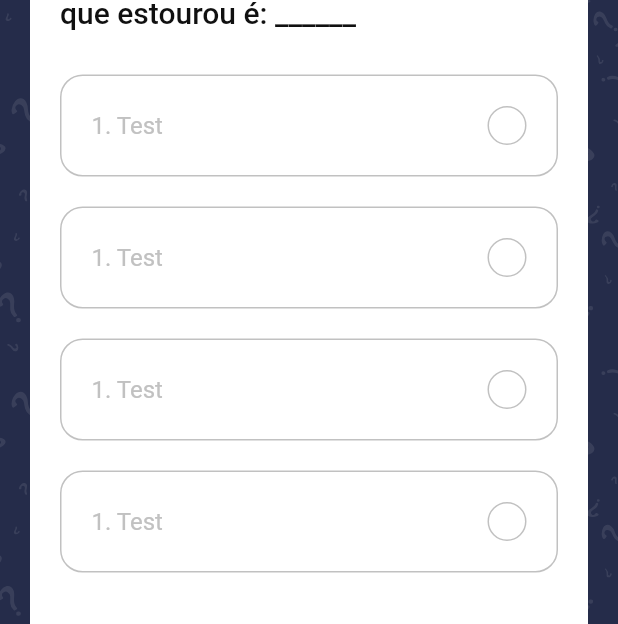
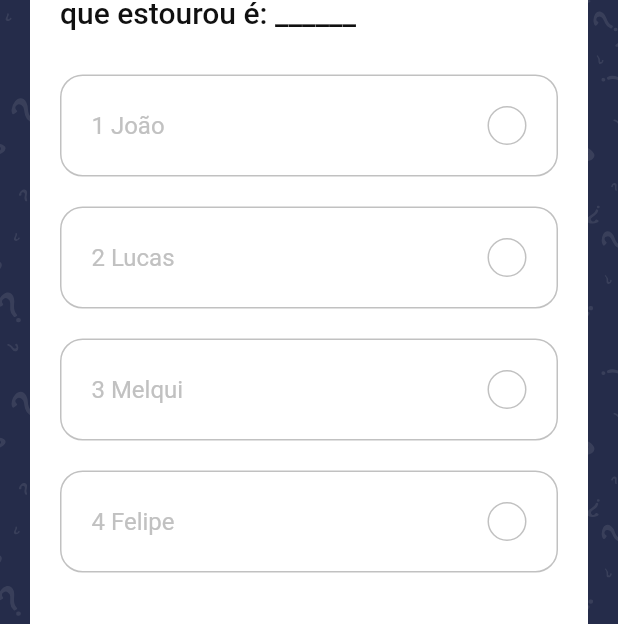
Before and after one commit to matheus2-andrade/QuizApp-Flutter, a Flutter app: the screen it shows after launch, on a phone screen of 412 x 824 dp. Shown: the part 350-974 px from the top of the screen. Run offline on Flutter 3.47's test engine with Material 2 defaults, Android fonts, the phone set to English and light mode, and no system bars; our stand-ins replace flutter_svg, get.

Commit message:
Now get the questions and answers from model

```diff
--- a/lib/controllers/question_controller.dart
+++ b/lib/controllers/question_controller.dart
@@ -16,7 +16,7 @@ class QuestionController extends GetxController
           answer: question['answer_index']))
       .toList();
 
-  List<Question> get questions => this.questions;
+  List<Question> get questions => this._questions;
 
   @override
   void onInit() {
--- a/lib/screens/quiz/components/body.dart
+++ b/lib/screens/quiz/components/body.dart
@@ -1,7 +1,9 @@
 import 'package:flutter/material.dart';
 import 'package:flutter/rendering.dart';
 import 'package:flutter_svg/svg.dart';
+import 'package:get/get.dart';
 import 'package:quiz_app/constants.dart';
+import 'package:quiz_app/controllers/question_controller.dart';
 import 'package:quiz_app/models/Questions.dart';
 import 'package:quiz_app/screens/quiz/components/progress_bar.dart';
 import 'package:quiz_app/screens/quiz/components/question_card.dart';
@@ -13,6 +15,7 @@ class Body extends StatelessWidget {
 
   @override
   Widget build(BuildContext context) {
+    QuestionController _questionController = Get.put(QuestionController());
     return Stack(
       fit: StackFit.expand,
       children: [
@@ -25,14 +28,16 @@ class Body extends StatelessWidget {
             crossAxisAlignment: CrossAxisAlignment.start,
             children: [
               Padding(
-                padding: const EdgeInsets.symmetric(horizontal: kDefaultPadding),
+                padding:
+                    const EdgeInsets.symmetric(horizontal: kDefaultPadding),
                 child: ProgressBar(),
               ),
               SizedBox(
                 height: kDefaultPadding,
               ),
               Padding(
-                padding: const EdgeInsets.symmetric(horizontal: kDefaultPadding),
+                padding:
+                    const EdgeInsets.symmetric(horizontal: kDefaultPadding),
                 child: Text.rich(
                   TextSpan(
                       text: "Questão 1",
@@ -56,7 +61,11 @@ class Body extends StatelessWidget {
               SizedBox(
                 height: kDefaultPadding,
               ),
-              Expanded(child: PageView.builder(itemBuilder: (context, index) => QuestionCard(),
+              Expanded(
+                  child: PageView.builder(
+                itemCount: _questionController.questions.length,
+                itemBuilder: (context, index) => QuestionCard(
+                    question: _questionController.questions[index]),
               ))
             ],
           ),
--- a/lib/screens/quiz/components/options.dart
+++ b/lib/screens/quiz/components/options.dart
@@ -5,11 +5,20 @@ import '../../../constants.dart';
 class Option extends StatelessWidget {
   const Option({
     Key key,
+    @required this.text,
+    @required this.index,
+    @required this.press,
   }) : super(key: key);
+
+  final String text;
+  final int index;
+  final VoidCallback press;
 
   @override
   Widget build(BuildContext context) {
-    return Container(
+    return InkWell(
+      onTap: press,
+      child: Container(
         margin: EdgeInsets.only(top: kDefaultPadding),
         padding: EdgeInsets.all(kDefaultPadding),
         decoration: BoxDecoration(
@@ -20,7 +29,7 @@ class Option extends StatelessWidget {
           mainAxisAlignment: MainAxisAlignment.spaceBetween,
           children: [
             Text(
-            "1. Test",
+              "${index + 1} $text",
               style: TextStyle(color: kGrayColor, fontSize: 16),
             ),
             Container(
@@ -32,6 +41,7 @@ class Option extends StatelessWidget {
             )
           ],
         ),
+      ),
     );
   }
 }
--- a/lib/screens/quiz/components/question_card.dart
+++ b/lib/screens/quiz/components/question_card.dart
@@ -7,30 +7,32 @@ import '../../../constants.dart';
 class QuestionCard extends StatelessWidget {
   const QuestionCard({
     Key key,
+    @required this.question,
   }) : super(key: key);
+
+  final Question question;
 
   @override
   Widget build(BuildContext context) {
+
     return Container(
       margin: EdgeInsets.symmetric(horizontal: kDefaultPadding),
       padding: EdgeInsets.all(kDefaultPadding),
       decoration: BoxDecoration(
-          color: Colors.white,
-          borderRadius: BorderRadius.circular(25)),
+          color: Colors.white, borderRadius: BorderRadius.circular(25)),
       child: Column(
         children: [
           Text(
-            sample_data[0]['question'],
+            question.question,
             style: Theme.of(context)
                 .textTheme
                 .headline6
                 .copyWith(color: kBlackColor),
           ),
-          SizedBox(height: kDefaultPadding / 2,),
-          Option(),
-          Option(),
-          Option(),
-          Option(),
+          SizedBox(
+            height: kDefaultPadding / 2,
+          ),
+          ...List.generate(question.options.length, (index) => Option(text: question.options[index], index: index, press: () {}))
         ],
       ),
     );
```
Lines whose indentation alone changed are shown as unchanged.
